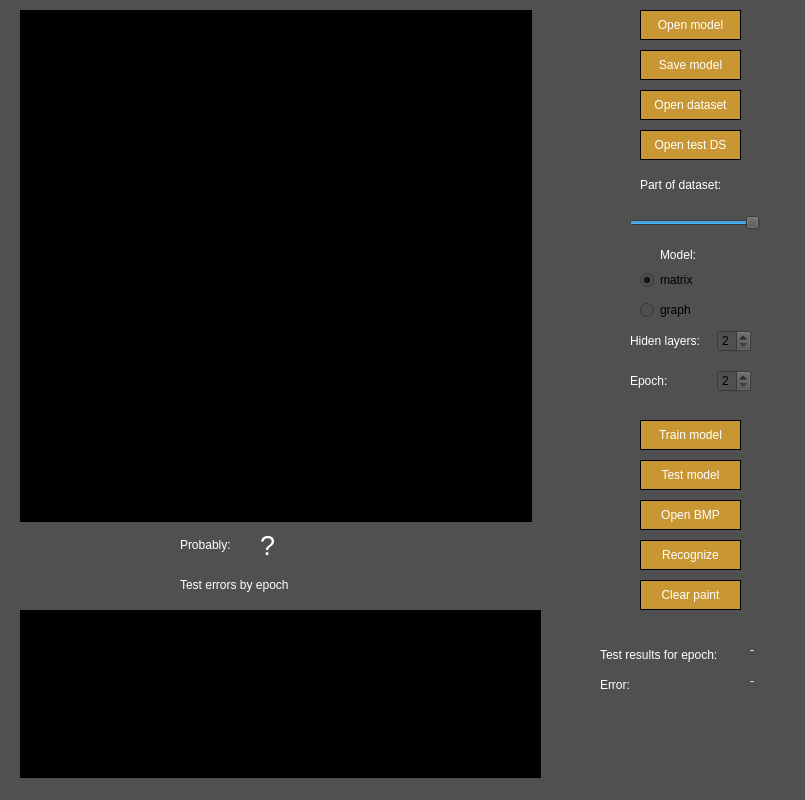
Old version of the form src/view/view.ui in the repository KolyaDavydov/CPP_ML_MultilauerPerceptron.
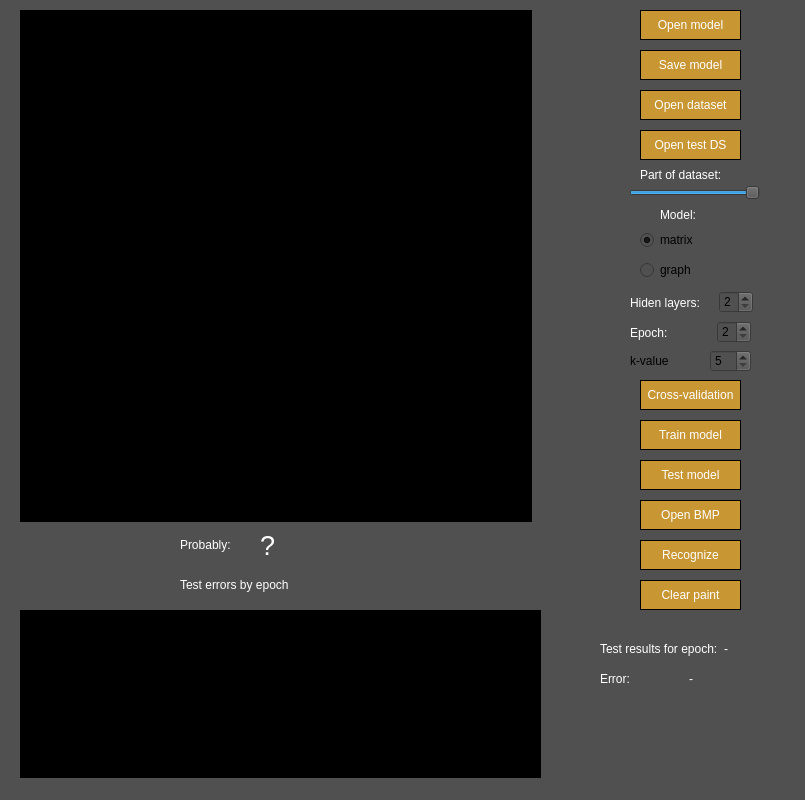
New version of the form. Custom widgets are drawn as their Qt base class.

Diff of the .ui file:
```diff
--- a/src/view/view.ui
+++ b/src/view/view.ui
@@ -67,7 +67,7 @@
     <property name="geometry">
      <rect>
       <x>640</x>
-      <y>270</y>
+      <y>230</y>
       <width>99</width>
       <height>20</height>
      </rect>
@@ -83,7 +83,7 @@
     <property name="geometry">
      <rect>
       <x>640</x>
-      <y>300</y>
+      <y>260</y>
       <width>99</width>
       <height>20</height>
      </rect>
@@ -96,7 +96,7 @@
     <property name="geometry">
      <rect>
       <x>660</x>
-      <y>240</y>
+      <y>200</y>
       <width>60</width>
       <height>30</height>
      </rect>
@@ -135,7 +135,7 @@
     <property name="geometry">
      <rect>
       <x>640</x>
-      <y>170</y>
+      <y>160</y>
       <width>91</width>
       <height>30</height>
      </rect>
@@ -151,7 +151,7 @@
     <property name="geometry">
      <rect>
       <x>629</x>
-      <y>210</y>
+      <y>180</y>
       <width>131</width>
       <height>25</height>
      </rect>
@@ -196,9 +196,9 @@
     <property name="geometry">
      <rect>
       <x>630</x>
-      <y>330</y>
-      <width>121</width>
-      <height>22</height>
+      <y>290</y>
+      <width>123</width>
+      <height>25</height>
      </rect>
     </property>
     <layout class="QHBoxLayout" name="layers_layout">
@@ -228,9 +228,9 @@
     <property name="geometry">
      <rect>
       <x>630</x>
-      <y>370</y>
+      <y>320</y>
       <width>121</width>
-      <height>22</height>
+      <height>25</height>
      </rect>
     </property>
     <layout class="QHBoxLayout" name="epoch_layout">
@@ -442,70 +442,6 @@
      <string>Open test DS</string>
     </property>
    </widget>
-   <widget class="QLabel" name="label_test_epoch">
-    <property name="geometry">
-     <rect>
-      <x>600</x>
-      <y>640</y>
-      <width>131</width>
-      <height>30</height>
-     </rect>
-    </property>
-    <property name="styleSheet">
-     <string notr="true">color: white;</string>
-    </property>
-    <property name="text">
-     <string>Test results for epoch:</string>
-    </property>
-   </widget>
-   <widget class="QLabel" name="label_test_error">
-    <property name="geometry">
-     <rect>
-      <x>600</x>
-      <y>670</y>
-      <width>61</width>
-      <height>30</height>
-     </rect>
-    </property>
-    <property name="styleSheet">
-     <string notr="true">color: white;</string>
-    </property>
-    <property name="text">
-     <string>Error:</string>
-    </property>
-   </widget>
-   <widget class="QLabel" name="label_test_error_val">
-    <property name="geometry">
-     <rect>
-      <x>750</x>
-      <y>670</y>
-      <width>31</width>
-      <height>21</height>
-     </rect>
-    </property>
-    <property name="styleSheet">
-     <string notr="true">color: white;</string>
-    </property>
-    <property name="text">
-     <string>-</string>
-    </property>
-   </widget>
-   <widget class="QLabel" name="label_test_epoch_val">
-    <property name="geometry">
-     <rect>
-      <x>750</x>
-      <y>640</y>
-      <width>31</width>
-      <height>20</height>
-     </rect>
-    </property>
-    <property name="styleSheet">
-     <string notr="true">color: white;</string>
-    </property>
-    <property name="text">
-     <string>-</string>
-    </property>
-   </widget>
    <widget class="QChartView" name="chartView">
     <property name="geometry">
      <rect>
@@ -535,6 +471,122 @@
      <string>Test errors by epoch</string>
     </property>
    </widget>
+   <widget class="QPushButton" name="pushButton_cross_validation">
+    <property name="geometry">
+     <rect>
+      <x>640</x>
+      <y>380</y>
+      <width>101</width>
+      <height>30</height>
+     </rect>
+    </property>
+    <property name="styleSheet">
+     <string notr="true">QPushButton {
+  color: white;
+  background-color: rgb(200, 150, 50);
+  border: 1px solid black;
+}
+QPushButton:pressed {
+    background-color: rgb(150, 100, 0);
+}</string>
+    </property>
+    <property name="text">
+     <string>Cross-validation</string>
+    </property>
+   </widget>
+   <widget class="QWidget" name="layoutWidget">
+    <property name="geometry">
+     <rect>
+      <x>630</x>
+      <y>350</y>
+      <width>121</width>
+      <height>22</height>
+     </rect>
+    </property>
+    <layout class="QHBoxLayout" name="horizontalLayout">
+     <item>
+      <widget class="QLabel" name="label">
+       <property name="text">
+        <string>k-value</string>
+       </property>
+      </widget>
+     </item>
+     <item alignment="Qt::AlignRight">
+      <widget class="QSpinBox" name="k_value">
+       <property name="minimum">
+        <number>5</number>
+       </property>
+       <property name="maximum">
+        <number>10</number>
+       </property>
+      </widget>
+     </item>
+    </layout>
+   </widget>
+   <widget class="QWidget" name="layoutWidget">
+    <property name="geometry">
+     <rect>
+      <x>600</x>
+      <y>640</y>
+      <width>171</width>
+      <height>18</height>
+     </rect>
+    </property>
+    <layout class="QHBoxLayout" name="horizontalLayout_2">
+     <item>
+      <widget class="QLabel" name="label_test_epoch">
+       <property name="styleSheet">
+        <string notr="true">color: white;</string>
+       </property>
+       <property name="text">
+        <string>Test results for epoch:</string>
+       </property>
+      </widget>
+     </item>
+     <item>
+      <widget class="QLabel" name="label_test_epoch_val">
+       <property name="styleSheet">
+        <string notr="true">color: white;</string>
+       </property>
+       <property name="text">
+        <string>-</string>
+       </property>
+      </widget>
+     </item>
+    </layout>
+   </widget>
+   <widget class="QWidget" name="layoutWidget">
+    <property name="geometry">
+     <rect>
+      <x>600</x>
+      <y>670</y>
+      <width>171</width>
+      <height>18</height>
+     </rect>
+    </property>
+    <layout class="QHBoxLayout" name="horizontalLayout_3">
+     <item>
+      <widget class="QLabel" name="label_test_error">
+       <property name="styleSheet">
+        <string notr="true">color: white;</string>
+       </property>
+       <property name="text">
+        <string>Error:</string>
+       </property>
+      </widget>
+     </item>
+     <item>
+      <widget class="QLabel" name="label_test_error_val">
+       <property name="styleSheet">
+        <string notr="true">color: white;</string>
+       </property>
+       <property name="text">
+        <string>-</string>
+       </property>
+      </widget>
+     </item>
+    </layout>
+   </widget>
   </widget>
   <widget class="QStatusBar" name="statusbar"/>
  </widget>
```
Left out of the diff: 4 changed lines with no effect on the pictures.
